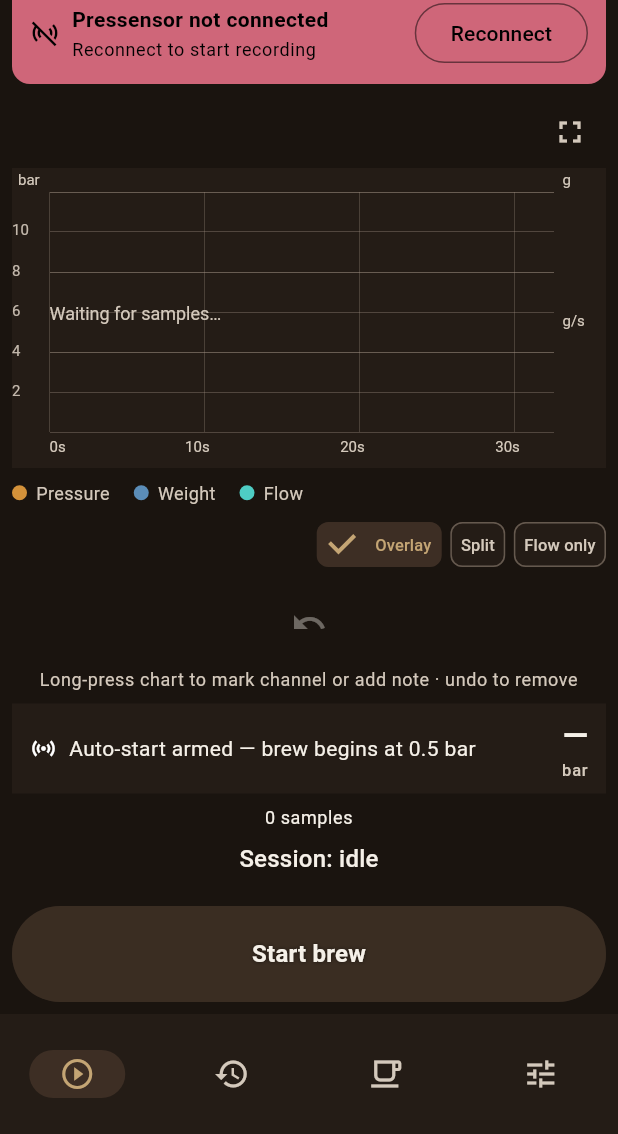
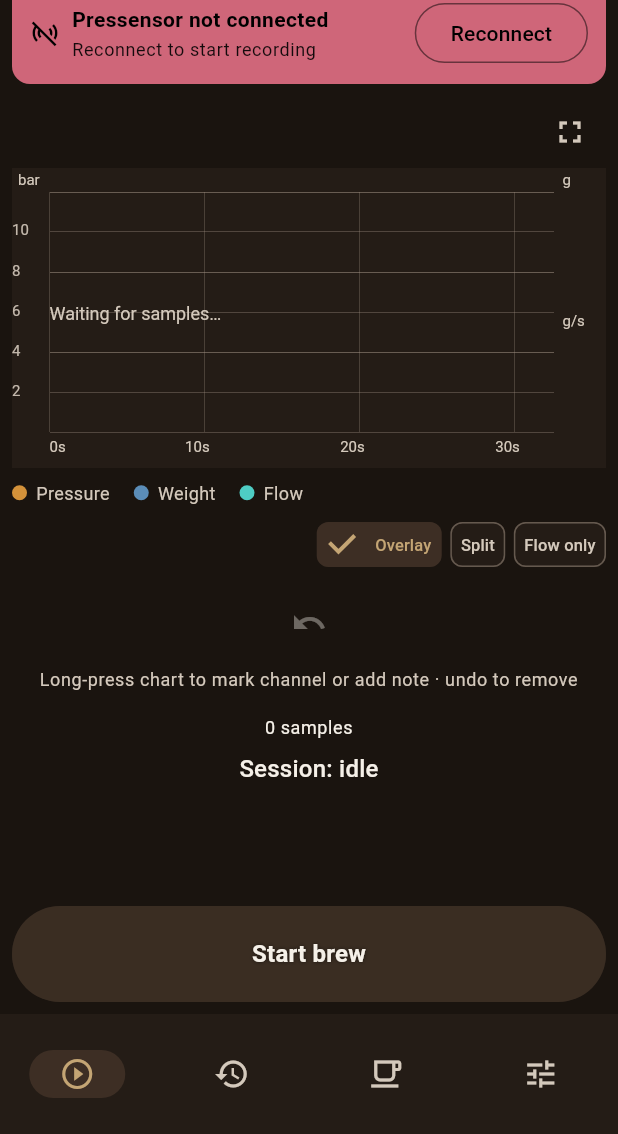
Before and after one commit to isyourbrainfoss/Flowlog, a Flutter app: the screen it shows after launch, on a phone screen of 412 x 824 dp, the part 102-1236 px from its top. Run offline on Flutter 3.47's test engine with Material 3 defaults, Android fonts, the light colour scheme and no system bars; our stand-ins replace drift, flutter_blue_plus, geolocator, pdf, share_plus, wakelock_plus; missing offline and left inert: file_selector; accounts and stored records are empty; generated files the repository leaves out were written again.

Commit message:
fix(live): treat stale pressure as not ready after a shot
After a brew, a leftover pressure value (e.g. -0.1 bar) made the home
banner say "connected — ready for new shot" with only a subtle "(stale)"
tag and no Reconnect button. Fresh app open correctly showed red
"not connected" + Reconnect.

- Ready only when a pressure sample is fresher than 3s.
- Stale or missing readings use the same red "not ready" UI + Reconnect.
- Stale case still shows last reading so the leftover value is obvious.
- Periodic rebuild so the banner flips when a reading ages out.
- Clear pressure notifiers when Reconnect is tapped.

```diff
--- a/app/flowlog/lib/screens/live_screen.dart
+++ b/app/flowlog/lib/screens/live_screen.dart
@@ -411,6 +411,11 @@ class _LiveScreenState extends State<LiveScreen> {
   }
 
   void _onReconnectSensors() {
+    // Clear leftover post-shot readings so the status banner does not keep
+    // showing a stale "last" value while reconnect is in progress.
+    _livePressureNotifier.value = null;
+    _livePressureLastUpdate.value = null;
+
     final hub = SensorHubScope.maybeOf(context);
     if (hub != null) {
       unawaited(hub.reconnectPairedDevices());
@@ -887,13 +892,8 @@ class _LiveScreenState extends State<LiveScreen> {
                             ),
                           ],
                         ] else if (state == ShotSessionState.idle || state == ShotSessionState.stopped) ...[
-                          // Make post-brew auto-start readiness crystal clear (still shown below plot).
-                          if (_resolvedAutoStartController.settings.enabled)
-                            AutoStartArmedBanner(
-                              thresholdBar: _resolvedAutoStartController.settings.startThresholdBar,
-                              pressureBarNotifier: _livePressureNotifier,
-                              lastUpdateNotifier: _livePressureLastUpdate,
-                            ),
+                          // (sensor readiness and auto-start info is now shown prominently
+                          // above the chart via _IdleSensorStatus for consistency before/after shots)
                         ] else
                           const LiveMetricsRow(
                             metrics: LiveMetrics(elapsedMs: 0),
@@ -1139,10 +1139,19 @@ class _GamifPill extends StatelessWidget {
   }
 }
 
+/// How long a pressure reading stays "live" before the home screen treats
+/// the pressensor as not ready (same UX as a fresh app open).
+const Duration kIdlePressureLiveWindow = Duration(seconds: 3);
+
 /// Clear sensor connection + readiness status shown above the plot in idle
-/// (post-shot) state on the main/home view. Makes it obvious the pressensor
-/// is (or isn't) still connected and the app is ready for a new shot.
-class _IdleSensorStatus extends StatelessWidget {
+/// (post-shot) state on the main/home view.
+///
+/// A leftover pressure value after a brew is NOT treated as "connected /
+/// ready" once it goes stale — otherwise the UI looks ready when the
+/// sensor has already dropped (common right after a shot). Stale and missing
+/// readings both show the red "not connected" state with a Reconnect button,
+/// matching the first-launch experience.
+class _IdleSensorStatus extends StatefulWidget {
   const _IdleSensorStatus({
     required this.pressureBarNotifier,
     required this.lastUpdateNotifier,
@@ -1158,26 +1167,86 @@ class _IdleSensorStatus extends StatelessWidget {
   final double autoStartThreshold;
 
   @override
+  State<_IdleSensorStatus> createState() => _IdleSensorStatusState();
+}
+
+class _IdleSensorStatusState extends State<_IdleSensorStatus> {
+  Timer? _ticker;
+
+  @override
+  void initState() {
+    super.initState();
+    // Rebuild periodically so a leftover post-shot reading flips from
+    // "ready" to "not ready + Reconnect" as soon as it becomes stale.
+    _ticker = Timer.periodic(const Duration(seconds: 1), (_) {
+      if (mounted) setState(() {});
+    });
+  }
+
+  @override
+  void dispose() {
+    _ticker?.cancel();
+    super.dispose();
+  }
+
+  bool _isLive(double? pressure, DateTime? lastUpdate) {
+    if (pressure == null) {
+      return false;
+    }
+    if (lastUpdate == null) {
+      // Value without a timestamp is treated as not live (cannot prove freshness).
+      return false;
+    }
+    return DateTime.now().difference(lastUpdate) <= kIdlePressureLiveWindow;
+  }
+
+  @override
   Widget build(BuildContext context) {
     final theme = Theme.of(context);
     final cs = theme.colorScheme;
 
     return ValueListenableBuilder<double?>(
-      valueListenable: pressureBarNotifier,
+      valueListenable: widget.pressureBarNotifier,
       builder: (context, pressure, _) {
-        final bool connected = pressure != null;
-        final color = connected ? cs.primaryContainer : cs.errorContainer;
-        final onColor = connected ? cs.onPrimaryContainer : cs.onErrorContainer;
-        final icon = connected ? Icons.sensors : Icons.sensors_off;
-        final title = connected
-            ? 'Pressensor connected — ready for new shot'
-            : 'Pressensor not connected';
+        return ValueListenableBuilder<DateTime?>(
+          valueListenable: widget.lastUpdateNotifier,
+          builder: (context, lastUpdate, _) {
+            final isLive = _isLive(pressure, lastUpdate);
+            final hasStaleReading = pressure != null && !isLive;
+            final pressureValue = pressure;
+
+            final color = isLive ? cs.primaryContainer : cs.errorContainer;
+            final onColor =
+                isLive ? cs.onPrimaryContainer : cs.onErrorContainer;
+            final icon = isLive ? Icons.sensors : Icons.sensors_off;
+
+            final String title;
+            final String subtitle;
+            if (isLive && pressureValue != null) {
+              title = 'Pressensor connected — ready for new shot';
+              final pStr = pressureValue.toStringAsFixed(2);
+              subtitle = widget.autoStartEnabled
+                  ? 'Live: $pStr bar · Auto-start at ${widget.autoStartThreshold.toStringAsFixed(1)} bar'
+                  : 'Live: $pStr bar';
+            } else if (hasStaleReading && pressureValue != null) {
+              // Same red "not ready" look as a fresh app open, but keep the
+              // last number visible so the user can see why it looked ready.
+              title = 'Pressensor not ready — no live pressure';
+              final pStr = pressureValue.toStringAsFixed(2);
+              subtitle =
+                  'Last reading: $pStr bar (stale). Reconnect, then start the next shot.';
+            } else {
+              title = 'Pressensor not connected';
+              subtitle = 'Reconnect to start recording';
+            }
 
             return Material(
+              key: const Key('idle_sensor_status'),
               color: color,
               borderRadius: BorderRadius.circular(12),
               child: Padding(
-            padding: const EdgeInsets.symmetric(horizontal: 12, vertical: 10),
+                padding:
+                    const EdgeInsets.symmetric(horizontal: 12, vertical: 10),
                 child: Row(
                   children: [
                     Icon(icon, color: onColor, size: 20),
@@ -1194,51 +1263,33 @@ class _IdleSensorStatus extends StatelessWidget {
                               fontWeight: FontWeight.w600,
                             ),
                           ),
-                      if (connected) ...[
                           const SizedBox(height: 2),
-                        ValueListenableBuilder<DateTime?>(
-                          valueListenable: lastUpdateNotifier,
-                          builder: (context, last, _) {
-                            final isStale = last != null &&
-                                DateTime.now().difference(last) > const Duration(seconds: 4);
-                            final pStr = pressure.toStringAsFixed(2);
-                            return Text(
-                              'Live: $pStr bar${isStale ? ' (stale)' : ''}',
+                          Text(
+                            subtitle,
                             style: theme.textTheme.bodySmall?.copyWith(
-                                color: onColor.withValues(alpha: isStale ? 0.7 : 0.9),
-                              ),
-                            );
-                          },
-                        ),
-                        if (autoStartEnabled)
-                          Text(
-                            'Auto-start at ${autoStartThreshold.toStringAsFixed(1)} bar',
-                            style: theme.textTheme.bodySmall?.copyWith(
-                              color: onColor.withValues(alpha: 0.8),
+                              color: onColor.withValues(alpha: 0.9),
                             ),
                           ),
-                      ] else ...[
-                        const SizedBox(height: 2),
-                        Text(
-                          'Reconnect to start recording',
-                          style: theme.textTheme.bodySmall?.copyWith(color: onColor),
-                        ),
-                      ],
                         ],
                       ),
                     ),
-                if (!connected)
+                    if (!isLive)
                       OutlinedButton(
+                        key: const Key('idle_sensor_reconnect'),
                         style: OutlinedButton.styleFrom(
                           foregroundColor: onColor,
-                      side: BorderSide(color: onColor.withValues(alpha: 0.5)),
+                          side: BorderSide(
+                            color: onColor.withValues(alpha: 0.5),
                           ),
-                    onPressed: onReconnect,
+                        ),
+                        onPressed: widget.onReconnect,
                         child: const Text('Reconnect'),
                       ),
                   ],
                 ),
               ),
+            );
+          },
         );
       },
     );
```
Also changed, not shown: 1 other file. Lines whose indentation alone changed are shown as unchanged.
